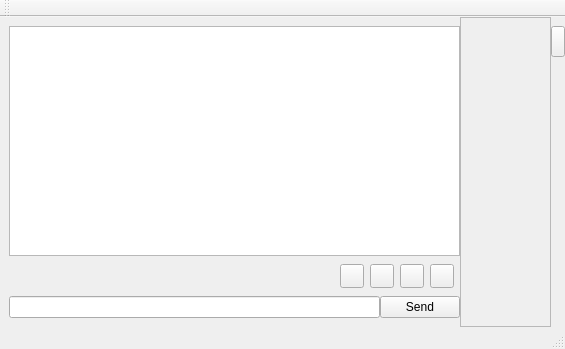
Qt form retroshare-gui/src/gui/chat/PopupChatDialog.ui (RetroShare/RetroShare) before a commit.
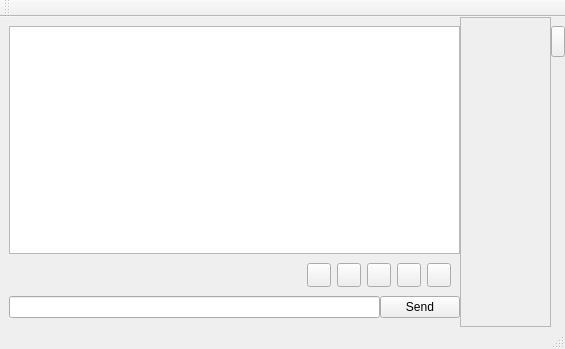
The same form after that commit. Icons and pictures are not drawn.

```diff
--- a/retroshare-gui/src/gui/chat/PopupChatDialog.ui
+++ b/retroshare-gui/src/gui/chat/PopupChatDialog.ui
@@ -82,18 +82,6 @@
            <string/>
           </property>
           <layout class="QGridLayout" >
-           <property name="leftMargin" >
-            <number>0</number>
-           </property>
-           <property name="topMargin" >
-            <number>8</number>
-           </property>
-           <property name="rightMargin" >
-            <number>6</number>
-           </property>
-           <property name="bottomMargin" >
-            <number>8</number>
-           </property>
            <item row="0" column="0" >
             <spacer>
              <property name="orientation" >
@@ -101,8 +89,8 @@
              </property>
              <property name="sizeHint" >
               <size>
-               <width>261</width>
-               <height>20</height>
+               <width>291</width>
+               <height>24</height>
               </size>
              </property>
             </spacer>
@@ -128,7 +116,7 @@
               <iconset>C:/Dokumente und Einstellungen/Linux/.designer/backup</iconset>
              </property>
              <property name="checkable" >
-              <bool>true</bool>
+              <bool>false</bool>
              </property>
             </widget>
            </item>
@@ -153,7 +141,7 @@
               <iconset>C:/Dokumente und Einstellungen/Linux/.designer/backup</iconset>
              </property>
              <property name="checkable" >
-              <bool>true</bool>
+              <bool>false</bool>
              </property>
             </widget>
            </item>
@@ -178,11 +166,36 @@
               <iconset>C:/Dokumente und Einstellungen/Linux/.designer/backup</iconset>
              </property>
              <property name="checkable" >
-              <bool>true</bool>
+              <bool>false</bool>
              </property>
             </widget>
            </item>
            <item row="0" column="4" >
+            <widget class="QPushButton" name="fontButton" >
+             <property name="minimumSize" >
+              <size>
+               <width>24</width>
+               <height>24</height>
+              </size>
+             </property>
+             <property name="maximumSize" >
+              <size>
+               <width>24</width>
+               <height>24</height>
+              </size>
+             </property>
+             <property name="text" >
+              <string/>
+             </property>
+             <property name="icon" >
+              <iconset>C:/Dokumente und Einstellungen/Linux/.designer/backup</iconset>
+             </property>
+             <property name="checkable" >
+              <bool>false</bool>
+             </property>
+            </widget>
+           </item>
+           <item row="0" column="5" >
             <widget class="QPushButton" name="colorButton" >
              <property name="minimumSize" >
               <size>
```
